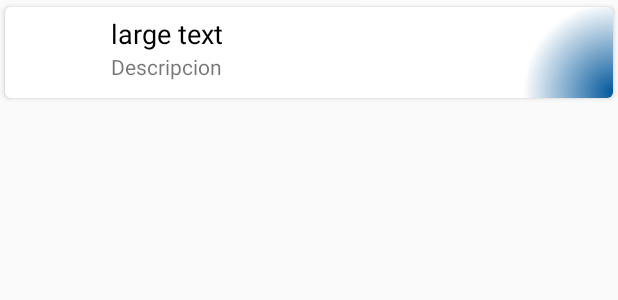
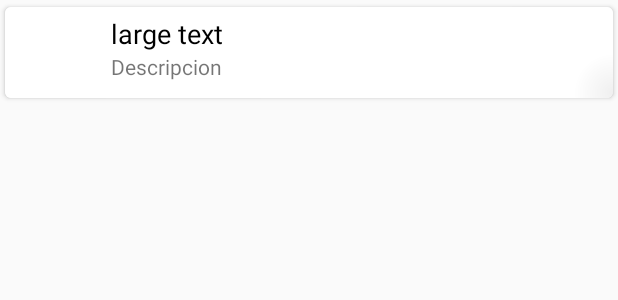
Before and after one commit to GerardRC17/movilesApp, an Android app: the layout events_card.xml on its own in the app's theme, with its tools: preview values and no code run, on a phone screen of 412 x 824 dp. Shown: the top 300 px of the screen. Run offline under Robolectric (Android 15) with nearby library versions, the phone set to English and light mode, and no system bars.

Commit message:
Item shadow temporal

```diff
--- a/app/src/main/res/drawable/recyclerview_item_shadow.xml
+++ b/app/src/main/res/drawable/recyclerview_item_shadow.xml
@@ -3,8 +3,8 @@
     android:shape="rectangle">
 
     <gradient
-        android:gradientRadius="60dp"
-        android:startColor="#01579B"
+        android:gradientRadius="26dp"
+        android:startColor="@color/customLightGray"
         android:endColor="#ffffff"
         android:type="radial"
         android:angle="0"
```
